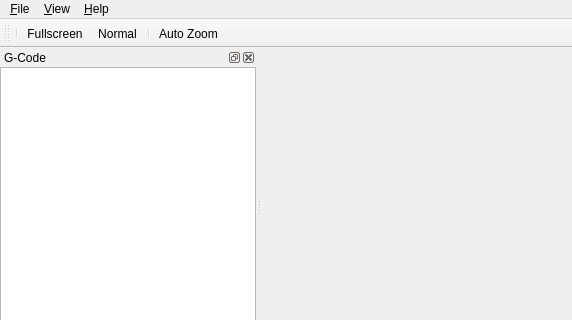
Qt form mainwin.ui (QGCoder/qgcoder) before a commit; both pictures show x 0 to 572 and y 0 to 320 of the 572 by 600 pixel window.
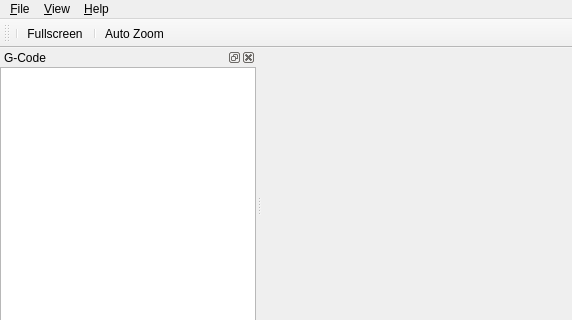
The same form after that commit. Custom widgets are drawn as their Qt base class.

Diff of the .ui file:
```diff
--- a/mainwin.ui
+++ b/mainwin.ui
@@ -179,7 +179,6 @@
    </attribute>
    <addaction name="separator"/>
    <addaction name="action_showFullScreen"/>
-   <addaction name="action_showNormal"/>
    <addaction name="separator"/>
    <addaction name="action_AutoZoom"/>
   </widget>
```
Left out of the diff: 20 changed lines with no effect on the pictures.
